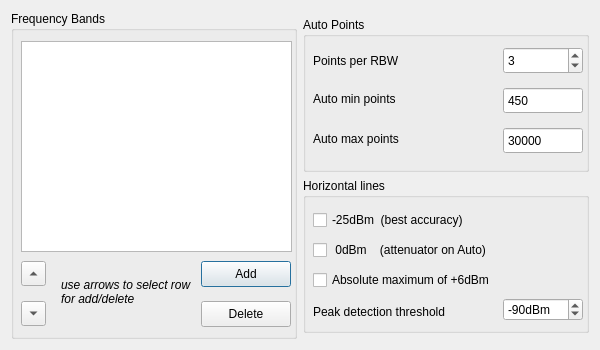
Qt form preferences.ui (g4ixt/QtTinySA) before a commit.
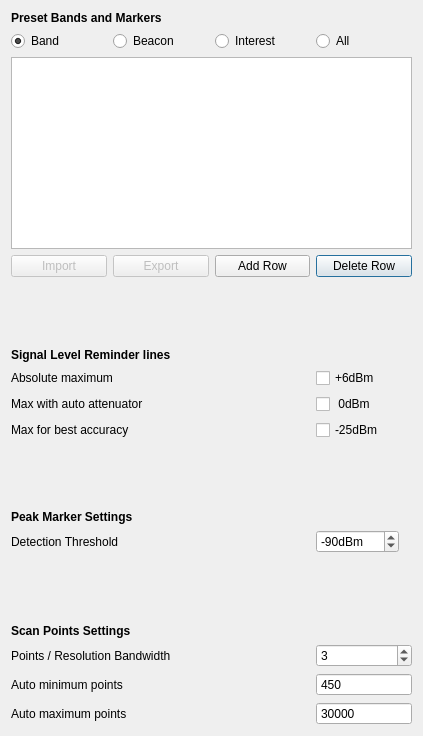
The same form after that commit.

Commit message:
new fixed frequency marker feature
code and database updates to add preset frequency markers with user-defined colours

```diff
--- a/preferences.ui
+++ b/preferences.ui
@@ -6,8 +6,8 @@
    <rect>
     <x>0</x>
     <y>0</y>
-    <width>600</width>
-    <height>350</height>
+    <width>423</width>
+    <height>736</height>
    </rect>
   </property>
   <property name="windowTitle">
@@ -16,96 +16,32 @@
   <layout class="QGridLayout" name="gridLayout_2">
    <item row="0" column="0">
     <layout class="QGridLayout" name="gridLayout">
-     <item row="1" column="1">
-      <widget class="QGroupBox" name="autoPoints">
-       <property name="sizePolicy">
-        <sizepolicy hsizetype="Expanding" vsizetype="Expanding">
-         <horstretch>0</horstretch>
-         <verstretch>0</verstretch>
-        </sizepolicy>
+     <item row="16" column="0" colspan="2">
+      <widget class="QLabel" name="label">
+       <property name="text">
+        <string>Points / Resolution Bandwidth</string>
        </property>
-       <property name="title">
-        <string>Auto Points</string>
-       </property>
-       <widget class="QSpinBox" name="minPoints">
-        <property name="geometry">
-         <rect>
-          <x>200</x>
-          <y>70</y>
-          <width>80</width>
-          <height>27</height>
-         </rect>
-        </property>
-        <property name="buttonSymbols">
-         <enum>QAbstractSpinBox::NoButtons</enum>
-        </property>
-        <property name="minimum">
-         <number>25</number>
-        </property>
-        <property name="maximum">
-         <number>450</number>
-        </property>
-        <property name="value">
-         <number>450</number>
-        </property>
-       </widget>
-       <widget class="QSpinBox" name="maxPoints">
-        <property name="geometry">
-         <rect>
-          <x>200</x>
-          <y>110</y>
-          <width>80</width>
-          <height>27</height>
-         </rect>
-        </property>
-        <property name="buttonSymbols">
-         <enum>QAbstractSpinBox::NoButtons</enum>
-        </property>
-        <property name="minimum">
-         <number>25</number>
-        </property>
-        <property name="maximum">
-         <number>100000</number>
-        </property>
-        <property name="value">
-         <number>30000</number>
-        </property>
-       </widget>
-       <widget class="QLabel" name="label_3">
-        <property name="geometry">
-         <rect>
-          <x>10</x>
-          <y>70</y>
-          <width>111</width>
-          <height>24</height>
-         </rect>
-        </property>
+      </widget>
+     </item>
+     <item row="8" column="0" colspan="2">
+      <widget class="QLabel" name="label_11">
         <property name="text">
-         <string>Auto min points</string>
-        </property>
-       </widget>
-       <widget class="QLabel" name="label_4">
-        <property name="geometry">
-         <rect>
-          <x>10</x>
-          <y>110</y>
-          <width>111</width>
-          <height>24</height>
-         </rect>
-        </property>
+        <string>Absolute maximum</string>
+       </property>
+      </widget>
+     </item>
+     <item row="10" column="3">
+      <widget class="QCheckBox" name="neg25Line">
         <property name="text">
-         <string>Auto max points</string>
-        </property>
-       </widget>
+        <string>-25dBm</string>
+       </property>
+       <property name="checked">
+        <bool>false</bool>
+       </property>
+      </widget>
+     </item>
+     <item row="16" column="3">
        <widget class="QSpinBox" name="rbw_x">
-        <property name="geometry">
-         <rect>
-          <x>200</x>
-          <y>30</y>
-          <width>80</width>
-          <height>27</height>
-         </rect>
-        </property>
         <property name="minimum">
          <number>2</number>
         </property>
@@ -116,91 +52,25 @@
          <number>3</number>
         </property>
        </widget>
-       <widget class="QLabel" name="label">
-        <property name="geometry">
-         <rect>
-          <x>10</x>
-          <y>35</y>
-          <width>111</width>
-          <height>18</height>
-         </rect>
-        </property>
+     </item>
+     <item row="9" column="0" colspan="2">
+      <widget class="QLabel" name="label_10">
         <property name="text">
-         <string>Points per RBW</string>
-        </property>
-       </widget>
-      </widget>
+        <string>Max with auto attenuator</string>
+       </property>
+      </widget>
      </item>
-     <item row="2" column="1">
-      <widget class="QGroupBox" name="signalLines">
-       <property name="sizePolicy">
-        <sizepolicy hsizetype="Expanding" vsizetype="Expanding">
-         <horstretch>0</horstretch>
-         <verstretch>0</verstretch>
-        </sizepolicy>
-       </property>
-       <property name="title">
-        <string>Horizontal lines  </string>
-       </property>
-       <widget class="QCheckBox" name="neg25Line">
-        <property name="geometry">
-         <rect>
-          <x>10</x>
-          <y>30</y>
-          <width>221</width>
-          <height>24</height>
-         </rect>
-        </property>
+     <item row="10" column="0" colspan="2">
+      <widget class="QLabel" name="label_9">
         <property name="text">
-         <string>-25dBm  (best accuracy)</string>
-        </property>
-        <property name="checked">
-         <bool>false</bool>
-        </property>
-       </widget>
-       <widget class="QCheckBox" name="zeroLine">
-        <property name="geometry">
-         <rect>
-          <x>10</x>
-          <y>60</y>
-          <width>221</width>
-          <height>24</height>
-         </rect>
-        </property>
-        <property name="text">
-         <string> 0dBm    (attenuator on Auto)</string>
-        </property>
-        <property name="checked">
-         <bool>false</bool>
-        </property>
-       </widget>
-       <widget class="QCheckBox" name="plus6Line">
-        <property name="geometry">
-         <rect>
-          <x>10</x>
-          <y>90</y>
-          <width>221</width>
-          <height>24</height>
-         </rect>
-        </property>
-        <property name="text">
-         <string>Absolute maximum of +6dBm</string>
-        </property>
-        <property name="checked">
-         <bool>false</bool>
-        </property>
-       </widget>
+        <string>Max for best accuracy</string>
+       </property>
+      </widget>
+     </item>
+     <item row="13" column="3">
        <widget class="QSpinBox" name="peakThreshold">
-        <property name="geometry">
-         <rect>
-          <x>200</x>
-          <y>120</y>
-          <width>80</width>
-          <height>23</height>
-         </rect>
-        </property>
         <property name="sizePolicy">
-         <sizepolicy hsizetype="Fixed" vsizetype="Fixed">
+        <sizepolicy hsizetype="Minimum" vsizetype="Fixed">
           <horstretch>0</horstretch>
           <verstretch>0</verstretch>
          </sizepolicy>
@@ -232,48 +102,156 @@
          <number>-90</number>
         </property>
        </widget>
-       <widget class="QLabel" name="label_9">
-        <property name="geometry">
-         <rect>
-          <x>10</x>
-          <y>120</y>
-          <width>171</width>
-          <height>27</height>
-         </rect>
-        </property>
+     </item>
+     <item row="17" column="3">
+      <widget class="QSpinBox" name="minPoints">
+       <property name="buttonSymbols">
+        <enum>QAbstractSpinBox::NoButtons</enum>
+       </property>
+       <property name="minimum">
+        <number>25</number>
+       </property>
+       <property name="maximum">
+        <number>450</number>
+       </property>
+       <property name="value">
+        <number>450</number>
+       </property>
+      </widget>
+     </item>
+     <item row="1" column="2">
+      <widget class="QRadioButton" name="interest">
+       <property name="sizePolicy">
+        <sizepolicy hsizetype="MinimumExpanding" vsizetype="Fixed">
+         <horstretch>0</horstretch>
+         <verstretch>0</verstretch>
+        </sizepolicy>
+       </property>
+       <property name="text">
+        <string>Interest</string>
+       </property>
+       <attribute name="buttonGroup">
+        <string notr="true">listSelect</string>
+       </attribute>
+      </widget>
+     </item>
+     <item row="7" column="0" colspan="3">
+      <widget class="QLabel" name="label_6">
         <property name="font">
          <font>
-          <pointsize>9</pointsize>
-          <weight>50</weight>
-          <bold>false</bold>
+         <weight>75</weight>
+         <bold>true</bold>
          </font>
         </property>
         <property name="text">
-         <string>Peak detection threshold</string>
-        </property>
-       </widget>
-      </widget>
+        <string>Signal Level Reminder lines</string>
+       </property>
+      </widget>
      </item>
-     <item row="0" column="0" rowspan="4">
-      <widget class="QGroupBox" name="FreqBands">
+     <item row="5" column="3">
+      <widget class="QPushButton" name="deleteRow">
+       <property name="enabled">
+        <bool>true</bool>
+       </property>
        <property name="sizePolicy">
-        <sizepolicy hsizetype="Expanding" vsizetype="Expanding">
+        <sizepolicy hsizetype="MinimumExpanding" vsizetype="Fixed">
          <horstretch>0</horstretch>
          <verstretch>0</verstretch>
         </sizepolicy>
        </property>
-       <property name="title">
-        <string>Frequency Bands  </string>
+       <property name="text">
+        <string>Delete Row</string>
        </property>
+      </widget>
+     </item>
+     <item row="12" column="0" colspan="2">
+      <widget class="QLabel" name="label_7">
+       <property name="font">
+        <font>
+         <weight>75</weight>
+         <bold>true</bold>
+        </font>
+       </property>
+       <property name="text">
+        <string>Peak Marker Settings</string>
+       </property>
+      </widget>
+     </item>
+     <item row="8" column="3">
+      <widget class="QCheckBox" name="plus6Line">
+       <property name="text">
+        <string>+6dBm</string>
+       </property>
+       <property name="checked">
+        <bool>false</bool>
+       </property>
+      </widget>
+     </item>
+     <item row="1" column="3">
+      <widget class="QRadioButton" name="all">
+       <property name="text">
+        <string>All</string>
+       </property>
+       <attribute name="buttonGroup">
+        <string notr="true">listSelect</string>
+       </attribute>
+      </widget>
+     </item>
+     <item row="18" column="3">
+      <widget class="QSpinBox" name="maxPoints">
+       <property name="buttonSymbols">
+        <enum>QAbstractSpinBox::NoButtons</enum>
+       </property>
+       <property name="minimum">
+        <number>25</number>
+       </property>
+       <property name="maximum">
+        <number>100000</number>
+       </property>
+       <property name="value">
+        <number>30000</number>
+       </property>
+      </widget>
+     </item>
+     <item row="14" column="0">
+      <spacer name="verticalSpacer_3">
+       <property name="orientation">
+        <enum>Qt::Vertical</enum>
+       </property>
+       <property name="sizeHint" stdset="0">
+        <size>
+         <width>20</width>
+         <height>40</height>
+        </size>
+       </property>
+      </spacer>
+     </item>
+     <item row="13" column="0" colspan="2">
+      <widget class="QLabel" name="label_2">
+       <property name="text">
+        <string>Detection Threshold</string>
+       </property>
+      </widget>
+     </item>
+     <item row="17" column="0" colspan="2">
+      <widget class="QLabel" name="label_3">
+       <property name="text">
+        <string>Auto minimum points</string>
+       </property>
+      </widget>
+     </item>
+     <item row="9" column="3">
+      <widget class="QCheckBox" name="zeroLine">
+       <property name="text">
+        <string> 0dBm</string>
+       </property>
+       <property name="checked">
+        <bool>false</bool>
+       </property>
+      </widget>
+     </item>
+     <item row="2" column="0" rowspan="2" colspan="4">
        <widget class="QTableView" name="freqBands">
-        <property name="geometry">
-         <rect>
-          <x>10</x>
-          <y>30</y>
-          <width>271</width>
-          <height>211</height>
-         </rect>
-        </property>
         <property name="sizePolicy">
          <sizepolicy hsizetype="Expanding" vsizetype="Expanding">
           <horstretch>0</horstretch>
@@ -281,92 +259,151 @@
          </sizepolicy>
         </property>
        </widget>
+     </item>
+     <item row="1" column="1">
+      <widget class="QRadioButton" name="beacon">
+       <property name="sizePolicy">
+        <sizepolicy hsizetype="MinimumExpanding" vsizetype="Fixed">
+         <horstretch>0</horstretch>
+         <verstretch>0</verstretch>
+        </sizepolicy>
+       </property>
+       <property name="text">
+        <string>Beacon</string>
+       </property>
+       <attribute name="buttonGroup">
+        <string notr="true">listSelect</string>
+       </attribute>
+      </widget>
+     </item>
+     <item row="5" column="2">
        <widget class="QPushButton" name="addRow">
         <property name="enabled">
          <bool>true</bool>
         </property>
-        <property name="geometry">
-         <rect>
-          <x>190</x>
-          <y>250</y>
-          <width>90</width>
-          <height>26</height>
-         </rect>
+       <property name="sizePolicy">
+        <sizepolicy hsizetype="MinimumExpanding" vsizetype="Fixed">
+         <horstretch>0</horstretch>
+         <verstretch>0</verstretch>
+        </sizepolicy>
         </property>
         <property name="text">
-         <string>Add</string>
-        </property>
-       </widget>
-       <widget class="QPushButton" name="deleteRow">
+        <string>Add Row</string>
+       </property>
+      </widget>
+     </item>
+     <item row="5" column="0">
+      <widget class="QPushButton" name="importButton">
         <property name="enabled">
+        <bool>false</bool>
+       </property>
+       <property name="sizePolicy">
+        <sizepolicy hsizetype="MinimumExpanding" vsizetype="Fixed">
+         <horstretch>0</horstretch>
+         <verstretch>0</verstretch>
+        </sizepolicy>
+       </property>
+       <property name="text">
+        <string>Import</string>
+       </property>
+      </widget>
+     </item>
+     <item row="1" column="0">
+      <widget class="QRadioButton" name="band">
+       <property name="sizePolicy">
+        <sizepolicy hsizetype="MinimumExpanding" vsizetype="Fixed">
+         <horstretch>0</horstretch>
+         <verstretch>0</verstretch>
+        </sizepolicy>
+       </property>
+       <property name="text">
+        <string>Band</string>
+       </property>
+       <property name="checked">
          <bool>true</bool>
         </property>
-        <property name="geometry">
-         <rect>
-          <x>190</x>
-          <y>290</y>
-          <width>90</width>
-          <height>26</height>
-         </rect>
-        </property>
-        <property name="text">
-         <string>Delete</string>
-        </property>
-       </widget>
-       <widget class="QToolButton" name="rowUp">
-        <property name="geometry">
-         <rect>
-          <x>10</x>
-          <y>250</y>
-          <width>25</width>
-          <height>25</height>
-         </rect>
-        </property>
-        <property name="text">
-         <string>...</string>
-        </property>
-        <property name="arrowType">
-         <enum>Qt::UpArrow</enum>
-        </property>
-       </widget>
-       <widget class="QToolButton" name="rowDown">
-        <property name="geometry">
-         <rect>
-          <x>10</x>
-          <y>290</y>
-          <width>25</width>
-          <height>25</height>
-         </rect>
+       <attribute name="buttonGroup">
+        <string notr="true">listSelect</string>
+       </attribute>
+      </widget>
+     </item>
+     <item row="11" column="0">
+      <spacer name="verticalSpacer_2">
+       <property name="orientation">
+        <enum>Qt::Vertical</enum>
+       </property>
+       <property name="sizeType">
+        <enum>QSizePolicy::Expanding</enum>
+       </property>
+       <property name="sizeHint" stdset="0">
+        <size>
+         <width>20</width>
+         <height>40</height>
+        </size>
+       </property>
+      </spacer>
+     </item>
+     <item row="5" column="1">
+      <widget class="QPushButton" name="exportButton">
+       <property name="enabled">
+        <bool>false</bool>
+       </property>
+       <property name="sizePolicy">
+        <sizepolicy hsizetype="MinimumExpanding" vsizetype="Fixed">
+         <horstretch>0</horstretch>
+         <verstretch>0</verstretch>
+        </sizepolicy>
+       </property>
+       <property name="text">
+        <string>Export</string>
+       </property>
+      </widget>
+     </item>
+     <item row="15" column="0" colspan="2">
+      <widget class="QLabel" name="label_8">
+       <property name="font">
+        <font>
+         <weight>75</weight>
+         <bold>true</bold>
+        </font>
         </property>
         <property name="text">
-         <string>...</string>
-        </property>
-        <property name="arrowType">
-         <enum>Qt::DownArrow</enum>
-        </property>
-       </widget>
+        <string>Scan Points Settings</string>
+       </property>
+      </widget>
+     </item>
+     <item row="0" column="0" colspan="2">
        <widget class="QLabel" name="label_5">
-        <property name="geometry">
-         <rect>
-          <x>50</x>
-          <y>250</y>
-          <width>131</width>
-          <height>61</height>
-         </rect>
-        </property>
         <property name="font">
          <font>
-          <italic>true</italic>
+         <weight>75</weight>
+         <bold>true</bold>
          </font>
         </property>
         <property name="text">
-         <string>use arrows to select row for add/delete</string>
-        </property>
-        <property name="wordWrap">
-         <bool>true</bool>
-        </property>
-       </widget>
-      </widget>
+        <string>Preset Bands and Markers</string>
+       </property>
+      </widget>
+     </item>
+     <item row="18" column="0" colspan="2">
+      <widget class="QLabel" name="label_4">
+       <property name="text">
+        <string>Auto maximum points</string>
+       </property>
+      </widget>
+     </item>
+     <item row="6" column="0">
+      <spacer name="verticalSpacer">
+       <property name="orientation">
+        <enum>Qt::Vertical</enum>
+       </property>
+       <property name="sizeHint" stdset="0">
+        <size>
+         <width>20</width>
+         <height>40</height>
+        </size>
+       </property>
+      </spacer>
      </item>
     </layout>
    </item>
```
Left out of the diff: 3 changed lines with no effect on the pictures. Lines whose indentation alone changed are shown as unchanged. The commit also changes 5 other files.
